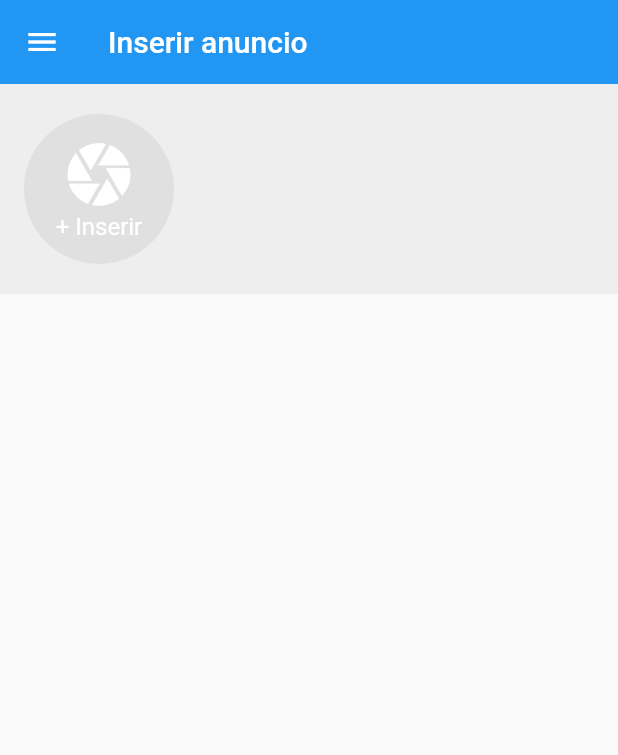
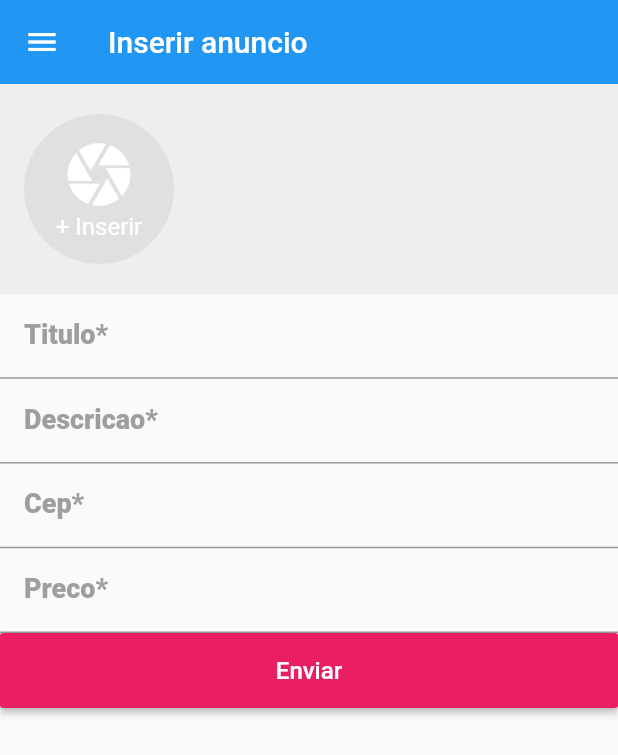
Before and after one commit to souzaleandror/xlo, a Flutter app: the screen it shows after launch, swiped to page 2, on a phone screen of 412 x 824 dp. Shown: the top 755 px of the screen. Run offline on Flutter 3.47's test engine with Material 2 defaults, Android fonts, the phone set to English and light mode, and no system bars; our stand-ins replace brasil_fields, dio, image_picker, rxdart.

Commit message:
Update 70% - CEP

```diff
--- /dev/null
+++ b/lib/blocs/cep_bloc.dart
@@ -0,0 +1,64 @@
+import 'package:rxdart/rxdart.dart';
+import 'package:xlo/api/api_postalcode.dart';
+import 'package:xlo/models/address.dart';
+import 'package:xlo/repositories/api_response.dart';
+
+enum CepFieldState {
+  INITIALIZING,
+  INCOMPLETE,
+  INVALID,
+  VALID,
+}
+
+class CepBlocState {
+  CepBlocState({
+    this.cepFieldState,
+    this.cep,
+    this.address,
+  });
+
+  CepFieldState cepFieldState;
+  String cep;
+  Address address;
+}
+
+class CepBloc {
+  final BehaviorSubject<CepBlocState> _cepController =
+      BehaviorSubject<CepBlocState>();
+
+  void searchCep(String cep) async {
+    final ApiResponse apiResponse = await getAddressFromAPI(cep);
+    if (apiResponse.success) {
+      _cepController.add(
+        CepBlocState(
+          cepFieldState: CepFieldState.VALID,
+          cep: cep,
+          address: apiResponse.result,
+        ),
+      );
+    } else {
+      _cepController.add(
+        CepBlocState(cepFieldState: CepFieldState.INVALID, cep: cep),
+      );
+    }
+  }
+
+  void onChanged(String cep) {
+    cep = cep.trim().replaceAll("-", "").replaceAll(".", "");
+
+    if (cep.isEmpty || cep.length < 8) {
+      _cepController.add(
+        CepBlocState(
+          cepFieldState: CepFieldState.INCOMPLETE,
+          cep: cep,
+        ),
+      );
+    } else {
+      searchCep(cep);
+    }
+  }
+
+  void dispose() {
+    _cepController.close();
+  }
+}
--- /dev/null
+++ b/lib/common/cep_field.dart
@@ -0,0 +1,38 @@
+import 'package:brasil_fields/brasil_fields.dart';
+import 'package:flutter/material.dart';
+import 'package:flutter/services.dart';
+import 'package:xlo/models/address.dart';
+
+class CepField extends StatefulWidget {
+  final InputDecoration decoration;
+  final FormFieldSetter<Address> onSaved;
+
+  CepField({this.decoration, this.onSaved});
+
+  @override
+  _CepFieldState createState() => _CepFieldState();
+}
+
+class _CepFieldState extends State<CepField> {
+  InputDecoration get decoration => widget.decoration;
+  FormFieldSetter<Address> get onSaved => widget.onSaved;
+
+  @override
+  Widget build(BuildContext context) {
+    return Column(
+      children: <Widget>[
+        TextFormField(
+          decoration: decoration,
+          keyboardType: TextInputType.number,
+          inputFormatters: [
+            WhitelistingTextInputFormatter.digitsOnly,
+            CepInputFormatter(),
+          ],
+          onSaved: (c) {
+            onSaved(Address());
+          },
+        ),
+      ],
+    );
+  }
+}
--- /dev/null
+++ b/lib/models/address.dart
@@ -0,0 +1,19 @@
+class Address {
+  String place;
+  String district;
+  String city;
+  String postalCode;
+  String fererativeUnit;
+
+  @override
+  String toString() {
+    return 'Address{place: $place, district: $district, city: $city, postalCode: $postalCode, fererativeUnit: $fererativeUnit}';
+  }
+
+  Address(
+      {this.place,
+      this.district,
+      this.city,
+      this.postalCode,
+      this.fererativeUnit});
+}
--- a/lib/screens/create/create_screen.dart
+++ b/lib/screens/create/create_screen.dart
@@ -1,4 +1,8 @@
+import 'package:brasil_fields/brasil_fields.dart';
 import 'package:flutter/material.dart';
+import 'package:flutter/services.dart';
+import 'package:xlo/api/api_postalcode.dart';
+import 'package:xlo/common/cep_field.dart';
 import 'package:xlo/common/custom_drawer/custom_drawer.dart';
 import 'package:xlo/screens/create/widgets/images_field.dart';
 
@@ -22,7 +26,101 @@ class _CreateScreenState extends State<CreateScreen> {
         key: _formKey,
         child: ListView(
           children: <Widget>[
-            ImagesField(),
+            ImagesField(
+              onSaved: (images) {
+                print(images);
+              },
+            ),
+            TextFormField(
+              decoration: InputDecoration(
+                labelText: 'Titulo*',
+                labelStyle: TextStyle(
+                  fontSize: 18,
+                  fontWeight: FontWeight.w800,
+                  color: Colors.grey,
+                ),
+                contentPadding: const EdgeInsets.fromLTRB(16, 10, 12, 10),
+              ),
+              validator: (text) {
+                if (text.isEmpty) return 'Campo obrigatorio';
+                return null;
+              },
+              onSaved: (text) {},
+            ),
+            TextFormField(
+              maxLength: null,
+              decoration: InputDecoration(
+                labelText: 'Descricao*',
+                labelStyle: TextStyle(
+                  fontSize: 18,
+                  fontWeight: FontWeight.w800,
+                  color: Colors.grey,
+                ),
+                contentPadding: const EdgeInsets.fromLTRB(16, 10, 12, 10),
+              ),
+              validator: (text) {
+                if (text.isEmpty) return 'Campo obrigatorio';
+                if (text.length <= 10) return 'Descricao muito curta';
+                return null;
+              },
+              onSaved: (text) {},
+            ),
+            CepField(
+              decoration: InputDecoration(
+                labelText: 'Cep*',
+                labelStyle: TextStyle(
+                  fontSize: 18,
+                  fontWeight: FontWeight.w800,
+                  color: Colors.grey,
+                ),
+                contentPadding: const EdgeInsets.fromLTRB(16, 10, 12, 10),
+              ),
+              onSaved: (a) {},
+            ),
+            TextFormField(
+              maxLength: null,
+              decoration: InputDecoration(
+                labelText: 'Preco*',
+                labelStyle: TextStyle(
+                  fontSize: 18,
+                  fontWeight: FontWeight.w800,
+                  color: Colors.grey,
+                ),
+                contentPadding: const EdgeInsets.fromLTRB(16, 10, 12, 10),
+              ),
+              keyboardType: const TextInputType.numberWithOptions(
+                  decimal: true, signed: false),
+              inputFormatters: [
+                WhitelistingTextInputFormatter.digitsOnly,
+                RealInputFormatter(centavos: true),
+              ],
+              validator: (text) {
+                if (text.isEmpty) return 'Campo obrigatorio';
+                if (double.tryParse(text) == null)
+                  return 'Utilize valores validos';
+                return null;
+              },
+              onSaved: (price) {},
+            ),
+            Container(
+              height: 50,
+              child: RaisedButton(
+                color: Colors.pink,
+                child: Text(
+                  "Enviar",
+                  style: TextStyle(
+                      color: Colors.white,
+                      fontSize: 16,
+                      fontWeight: FontWeight.w500),
+                ),
+                onPressed: () {
+                  getAddressFromAPI("");
+                  if (_formKey.currentState.validate()) {
+                    _formKey.currentState.save();
+                  }
+                },
+              ),
+            ),
           ],
         ),
       ),
--- a/lib/screens/create/widgets/images_field.dart
+++ b/lib/screens/create/widgets/images_field.dart
@@ -3,10 +3,23 @@ import 'package:flutter/material.dart';
 import 'package:xlo/screens/create/widgets/image_source_sheet.dart';
 
 class ImagesField extends StatelessWidget {
+  ImagesField({this.onSaved, this.initialValue});
+
+  final FormFieldSetter<List> onSaved;
+  final List initialValue;
+
   @override
   Widget build(BuildContext context) {
     return FormField<List>(
       initialValue: [],
+      onSaved: onSaved,
+      validator: (images) {
+        if (images.isEmpty) {
+          return "Campo Obrigatorio";
+        } else {
+          return null;
+        }
+      },
       builder: (state) {
         return Column(
           children: <Widget>[
@@ -56,7 +69,6 @@ class ImagesField extends StatelessWidget {
                       ),
                     );
                   }
-
                   return GestureDetector(
                     onTap: () {
                       showDialog(
@@ -90,7 +102,20 @@ class ImagesField extends StatelessWidget {
                   );
                 },
               ),
-            )
+            ),
+            if (state.hasError)
+              Container(
+                child: Padding(
+                  padding: const EdgeInsets.symmetric(
+                    horizontal: 16,
+                    vertical: 8,
+                  ),
+                  child: Text(
+                    state.errorText,
+                    style: TextStyle(color: Colors.red, fontSize: 12),
+                  ),
+                ),
+              ),
           ],
         );
       },
```
Also changed, not shown: lib/api/api_postalcode.dart (added, +41 -0 lines), lib/repositories/api_error.dart (added, +8 -0 lines), lib/repositories/api_response.dart (added, +15 -0 lines).
